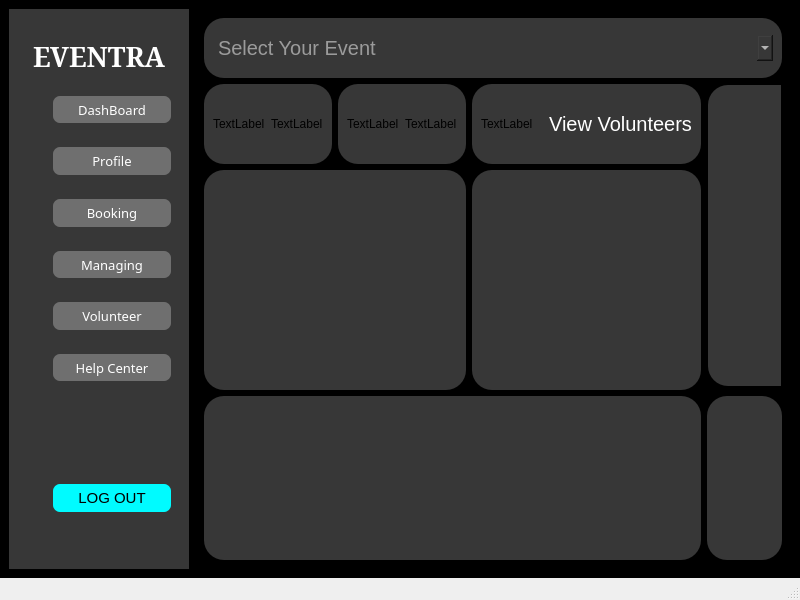
Qt form dashboard.ui (Prabin-63/EMS) before a commit.
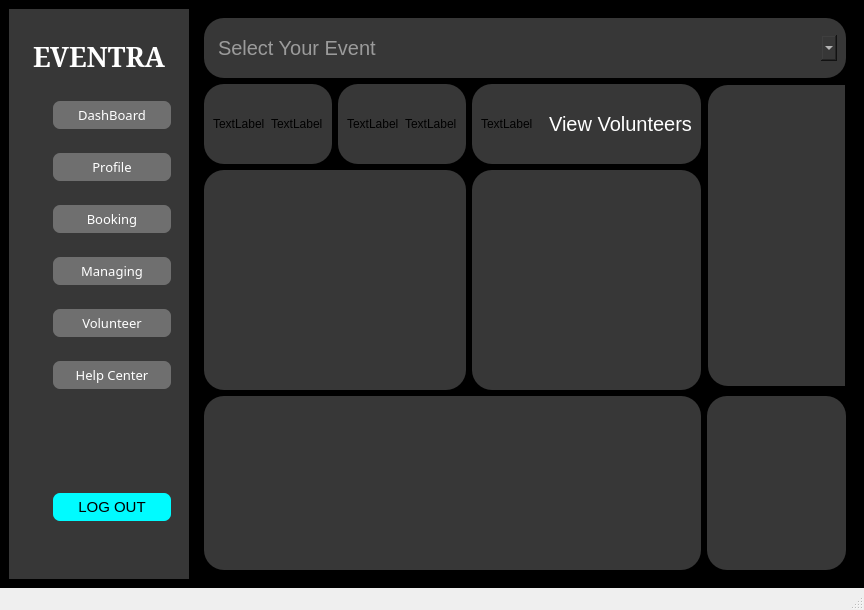
The same form after that commit. Icons and pictures are not drawn.

The edit to the form file:
```diff
--- a/dashboard.ui
+++ b/dashboard.ui
@@ -6,8 +6,8 @@
    <rect>
     <x>0</x>
     <y>0</y>
-    <width>800</width>
-    <height>600</height>
+    <width>864</width>
+    <height>610</height>
    </rect>
   </property>
   <property name="windowTitle">
@@ -905,8 +905,8 @@
                <rect>
                 <x>0</x>
                 <y>0</y>
-                <width>219</width>
-                <height>302</height>
+                <width>72</width>
+                <height>308</height>
                </rect>
               </property>
               <widget class="QWidget" name="volunteerNamesWidget" native="true">
```
Left out of the diff: 6 changed lines with no effect on the pictures.
